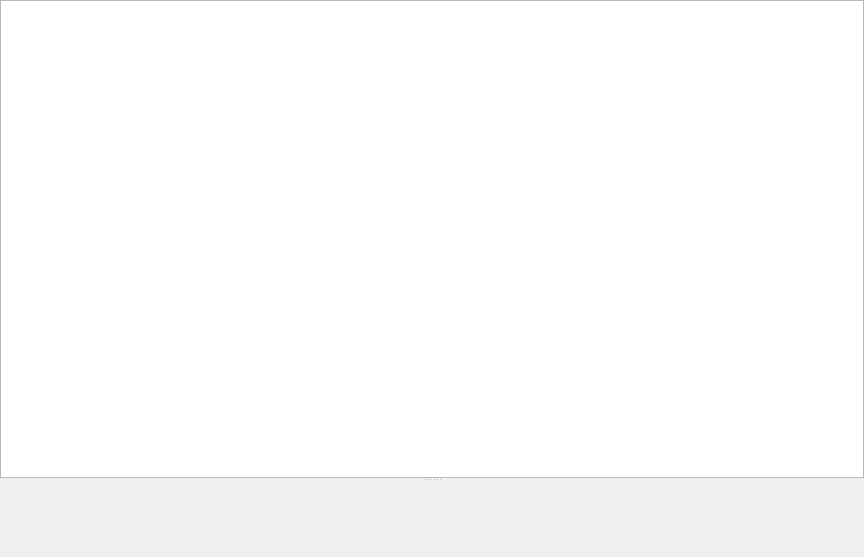
This is views/disassemblerview/datamapview/datamapview.ui in PREF/PREF as Qt 5 draws it before an edit. The edited form follows.
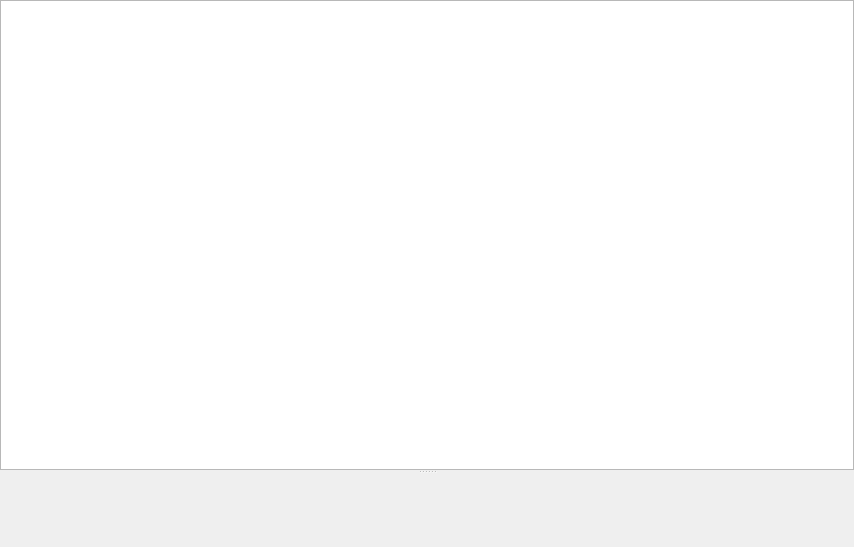
This is the edited form. Custom widgets are drawn as their Qt base class.

Patch:
```diff
--- a/views/disassemblerview/datamapview/datamapview.ui
+++ b/views/disassemblerview/datamapview/datamapview.ui
@@ -6,8 +6,8 @@
    <rect>
     <x>0</x>
     <y>0</y>
-    <width>864</width>
-    <height>557</height>
+    <width>854</width>
+    <height>547</height>
    </rect>
   </property>
   <property name="windowTitle">
```
Left out of the diff: 14 changed lines with no effect on the pictures.
